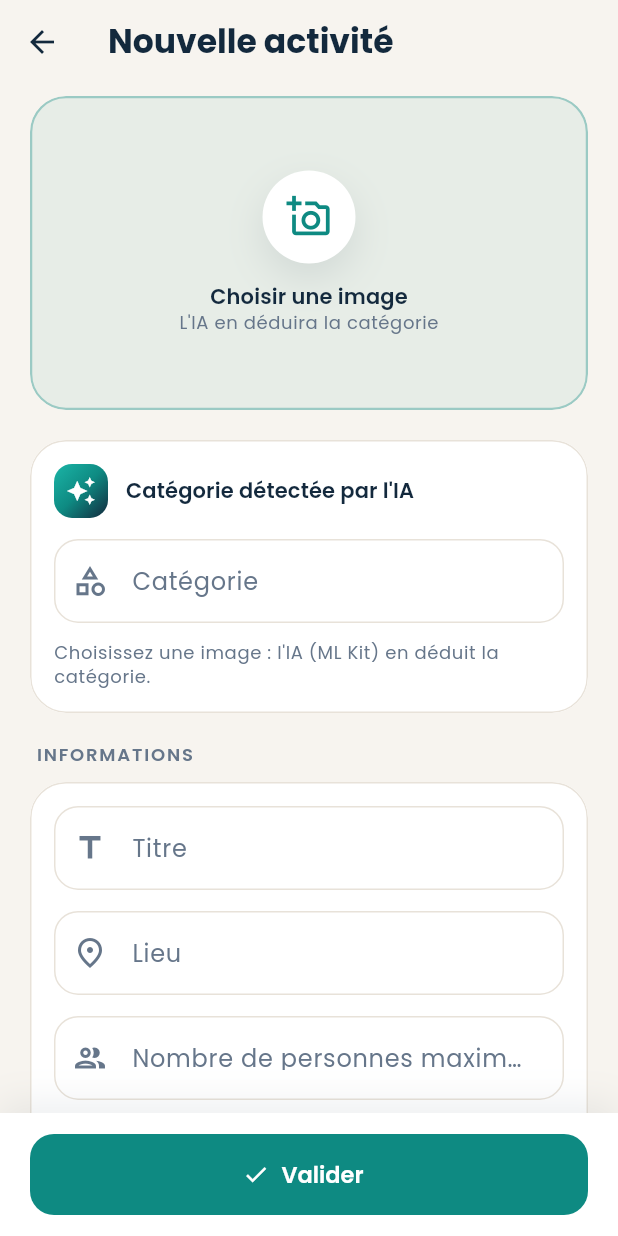
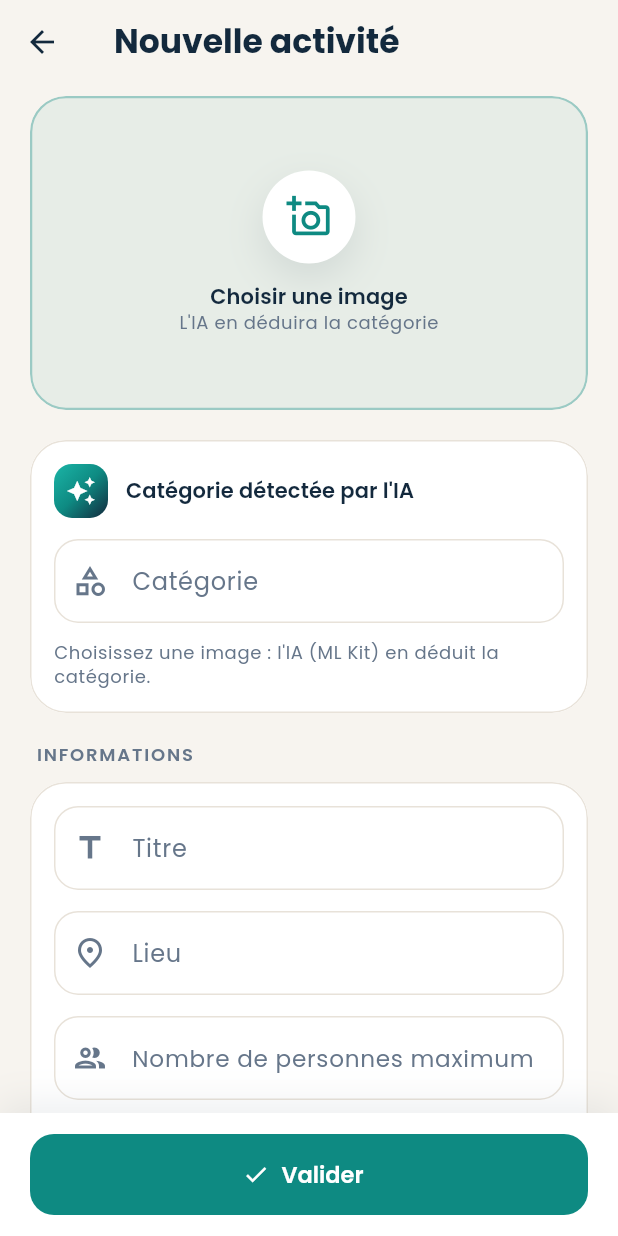
Before and after one commit to Tzk91/Miaged, a Flutter app: the AddActivityPage screen opened directly, on a phone screen of 412 x 824 dp. Run offline on Flutter 3.47's test engine with Material 3 defaults, Android fonts, the phone set to English and light mode, and no system bars; our stand-ins replace cloud_firestore, firebase_core, image_picker; missing offline and left inert: dart:js_interop, google_mlkit_image_labeling; accounts and stored records are empty.

Commit message:
Titres alignés sur le contenu, libellé du nombre de personnes jamais tronqué

```diff
--- a/lib/pages/activities_page.dart
+++ b/lib/pages/activities_page.dart
@@ -19,7 +19,7 @@ class ActivitiesPage extends StatelessWidget {
     final side = math.max(20.0, (MediaQuery.sizeOf(context).width - 1200) / 2);
 
     return Scaffold(
-      appBar: AppBar(title: const Text('Activités')),
+      appBar: AppBar(titleSpacing: side, title: const Text('Activités')),
       body: StreamBuilder(
         stream: activitiesRef.snapshots(),
         builder: (context, snapshot) {
--- a/lib/pages/add_activity_page.dart
+++ b/lib/pages/add_activity_page.dart
@@ -164,7 +164,11 @@ class _AddActivityPageState extends State<AddActivityPage> {
                   keyboardType: TextInputType.number,
                   inputFormatters: [FilteringTextInputFormatter.digitsOnly],
                   decoration: const InputDecoration(
-                    labelText: 'Nombre de personnes maximum',
+                    // Libellé long : réduit plutôt que tronqué sur les petits écrans.
+                    label: FittedBox(
+                      fit: BoxFit.scaleDown,
+                      child: Text('Nombre de personnes maximum'),
+                    ),
                     prefixIcon: Icon(Icons.group_outlined),
                   ),
                 ),
--- a/lib/theme.dart
+++ b/lib/theme.dart
@@ -61,6 +61,8 @@ ThemeData buildAppTheme() {
       scrolledUnderElevation: 0,
       surfaceTintColor: Colors.transparent,
       centerTitle: false,
+      // Même marge que le contenu des pages.
+      titleSpacing: 20,
       titleTextStyle: text.titleLarge?.copyWith(
         color: AppColors.ink,
         fontSize: 22,
```
